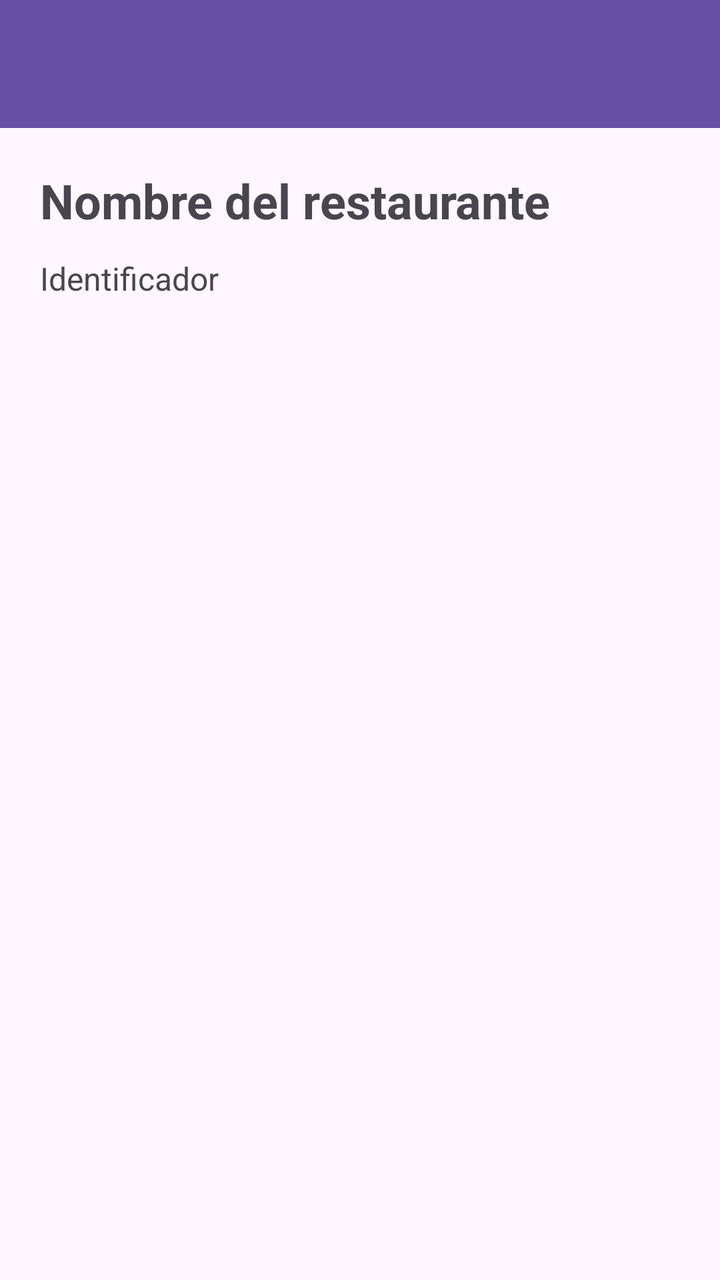
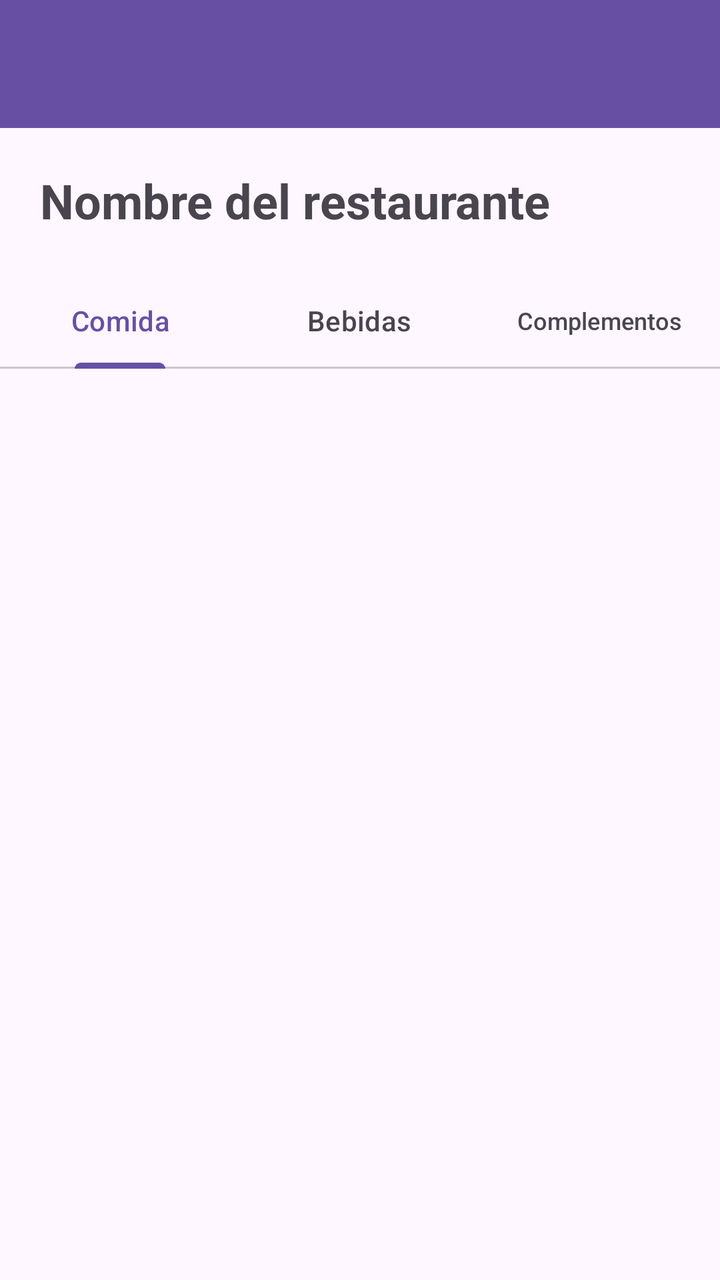

Compare the two renders of this Android layout. The source of the first and the diff that turns it into the second are given below.
<!-- AndroidManifest.xml: application theme Theme.RestaurantesMexico -->
<!-- res/layout/activity_menu.xml -->
<?xml version="1.0" encoding="utf-8"?>
<LinearLayout
    xmlns:android="http://schemas.android.com/apk/res/android"
    android:layout_width="match_parent"
    android:layout_height="match_parent"
    android:orientation="vertical">

    <androidx.appcompat.widget.Toolbar
        android:id="@+id/toolbarMenu"
        android:layout_width="match_parent"
        android:layout_height="?attr/actionBarSize"
        android:background="?attr/colorPrimary"
        android:theme="@style/ThemeOverlay.AppCompat.Dark.ActionBar" />

    <LinearLayout
        android:layout_width="match_parent"
        android:layout_height="match_parent"
        android:orientation="vertical"
        android:padding="20dp">

        <TextView
            android:id="@+id/txtNombreRestaurante"
            android:layout_width="match_parent"
            android:layout_height="wrap_content"
            android:text="Nombre del restaurante"
            android:textSize="24sp"
            android:textStyle="bold"/>

        <TextView
            android:id="@+id/txtIdRestaurante"
            android:layout_width="match_parent"
            android:layout_height="wrap_content"
            android:text="Identificador"
            android:textSize="16sp"
            android:paddingTop="12dp"/>

    </LinearLayout>

</LinearLayout>
<!-- resources referenced by this layout -->
<resources>
  <style name="Theme.RestaurantesMexico" parent="Base.Theme.RestaurantesMexico" />
  <style name="Base.Theme.RestaurantesMexico" parent="Theme.Material3.DayNight.NoActionBar">
          
          
      </style>
</resources>

<!-- the commit's change to res/layout/activity_menu.xml (unified diff, before → after) -->
@@ -1,6 +1,7 @@
 <?xml version="1.0" encoding="utf-8"?>
 <LinearLayout
     xmlns:android="http://schemas.android.com/apk/res/android"
+    xmlns:app="http://schemas.android.com/apk/res-auto"
     android:layout_width="match_parent"
     android:layout_height="match_parent"
     android:orientation="vertical">
@@ -12,28 +13,44 @@
         android:background="?attr/colorPrimary"
         android:theme="@style/ThemeOverlay.AppCompat.Dark.ActionBar" />
 
-    <LinearLayout
+    <TextView
+        android:id="@+id/txtNombreRestaurante"
         android:layout_width="match_parent"
-        android:layout_height="match_parent"
-        android:orientation="vertical"
-        android:padding="20dp">
+        android:layout_height="wrap_content"
+        android:text="Nombre del restaurante"
+        android:textSize="24sp"
+        android:textStyle="bold"
+        android:padding="20dp"/>
 
-        <TextView
-            android:id="@+id/txtNombreRestaurante"
-            android:layout_width="match_parent"
+
+    <com.google.android.material.tabs.TabLayout
+        android:id="@+id/tabLayout"
+        android:layout_width="match_parent"
+        android:layout_height="wrap_content"
+        app:tabMode="fixed"
+        app:tabGravity="fill">
+
+        <com.google.android.material.tabs.TabItem
+            android:layout_width="wrap_content"
             android:layout_height="wrap_content"
-            android:text="Nombre del restaurante"
-            android:textSize="24sp"
-            android:textStyle="bold"/>
+            android:text="Comida"/>
 
-        <TextView
-            android:id="@+id/txtIdRestaurante"
-            android:layout_width="match_parent"
+        <com.google.android.material.tabs.TabItem
+            android:layout_width="wrap_content"
             android:layout_height="wrap_content"
-            android:text="Identificador"
-            android:textSize="16sp"
-            android:paddingTop="12dp"/>
+            android:text="Bebidas"/>
 
-    </LinearLayout>
+        <com.google.android.material.tabs.TabItem
+            android:layout_width="wrap_content"
+            android:layout_height="wrap_content"
+            android:text="Complementos"/>
+
+    </com.google.android.material.tabs.TabLayout>
+
+    <androidx.viewpager2.widget.ViewPager2
+        android:id="@+id/viewPager"
+        android:layout_width="match_parent"
+        android:layout_height="0dp"
+        android:layout_weight="1"/>
 
 </LinearLayout>
